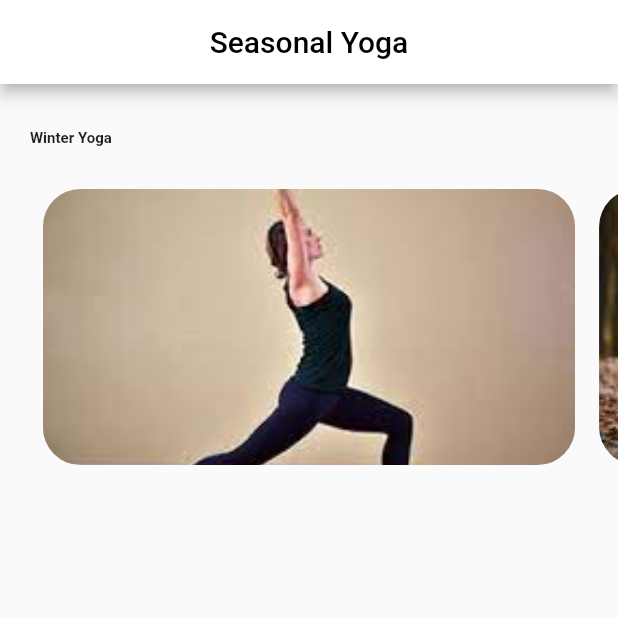
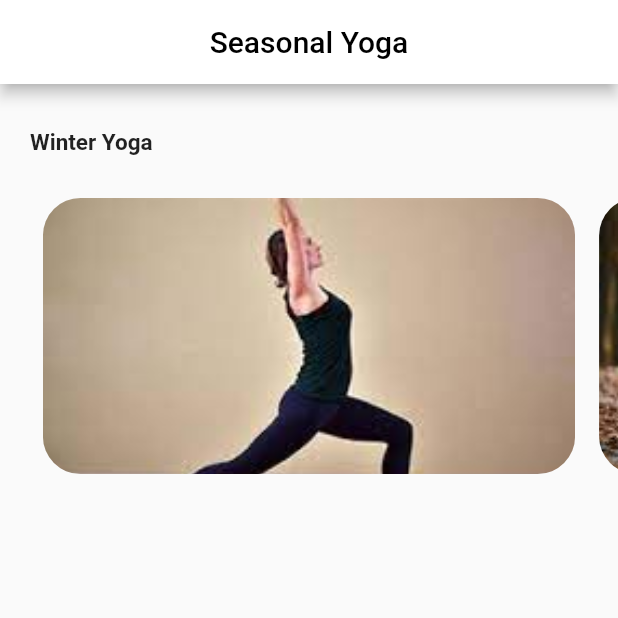
Before and after one commit to kirtijangid/yoga_app, a Flutter app: the SeasonalYoga screen opened directly, on a phone screen of 412 x 824 dp, the top half of it. Run offline on Flutter 3.47's test engine with Material 2 defaults, Android fonts, the phone set to English and light mode, and no system bars; our stand-ins replace carousel_slider.

Commit message:
change in text size

```diff
--- a/lib/Dashboard/newpage.dart
+++ b/lib/Dashboard/newpage.dart
@@ -40,7 +40,7 @@ class _SeasonalYogaState extends State<SeasonalYoga> {
                     child: Text(
                       'Winter Yoga',
                       style: TextStyle(
-                        fontSize: 10,
+                        fontSize: 15,
                         fontStyle: FontStyle.normal,
                         fontWeight: FontWeight.bold,
                       ),
```
